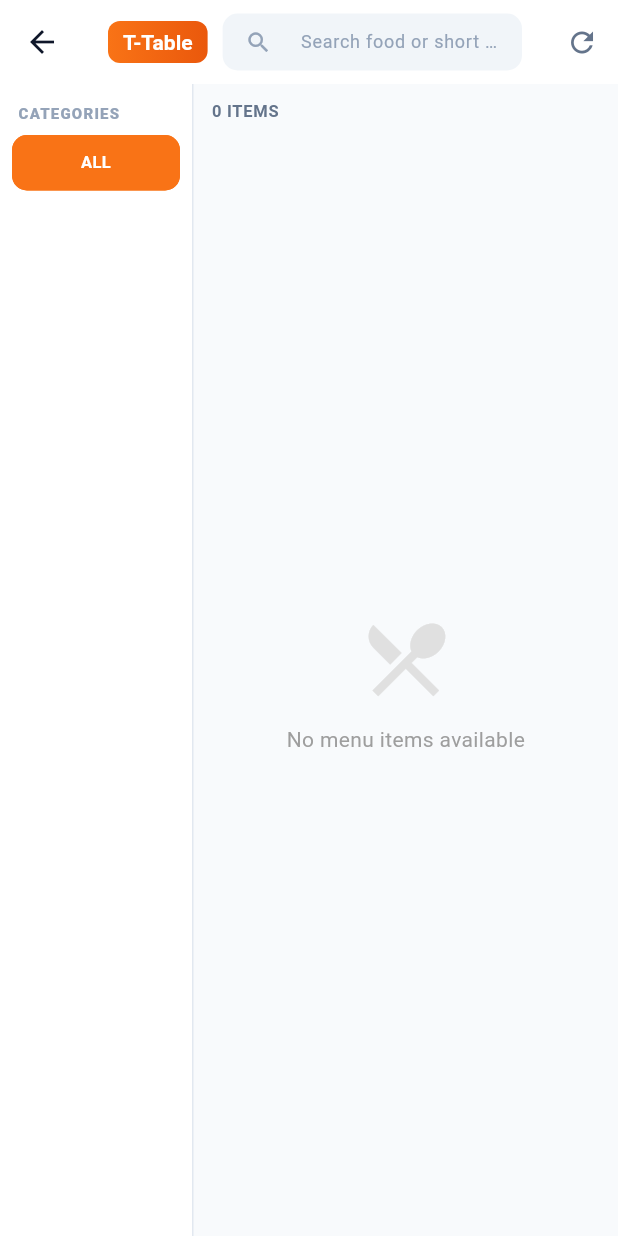
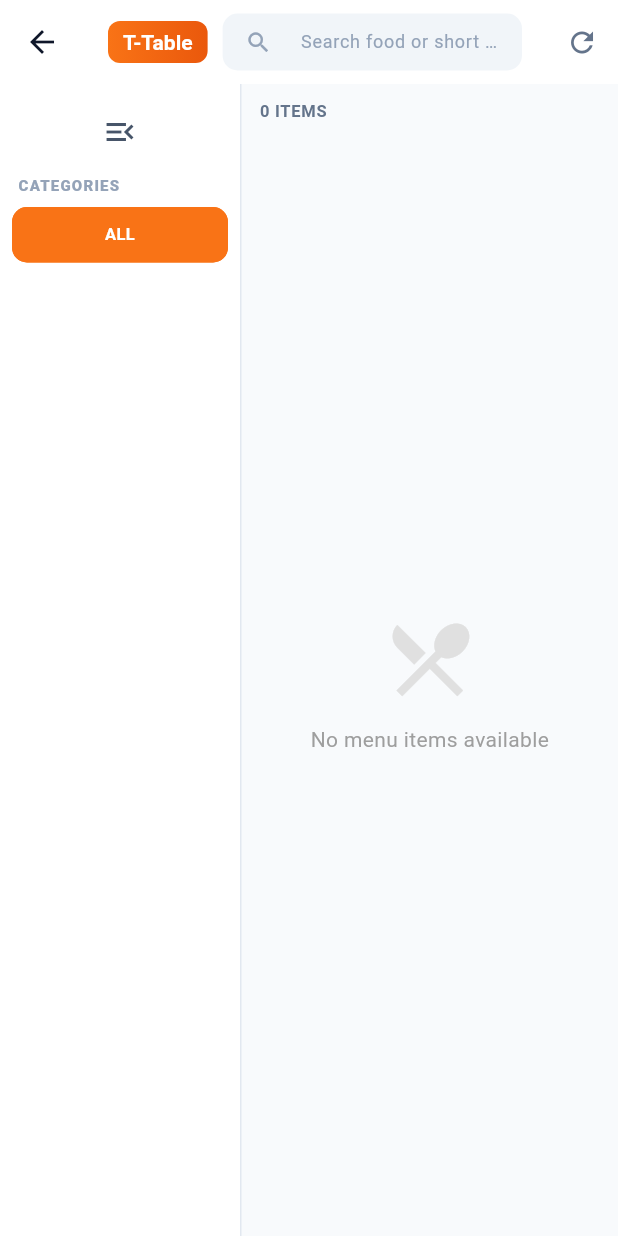
Before and after one commit to Gagan-k0/dininapk, a Flutter app: the FoodCategoriesScreen screen opened by its route, on a phone screen of 412 x 824 dp. Run offline on Flutter 3.47's test engine with Material 3 defaults, Android fonts, the phone set to English and light mode, and no system bars; our stand-ins replace permission_handler, shared_preferences; missing offline and left inert: esc_pos_utils, network_info_plus, print_bluetooth_thermal; accounts and stored records are empty.

Commit message:
feat(waiter): collapsible category rail, discard cart, menu cache
Widen and collapse the left category drawer, add admin-parity Discard via deletecart, and warm-cache dine-in menu/categories for faster table open with background refresh.

Co-authored-by: Cursor <cursoragent@cursor.com>

```diff
--- /dev/null
+++ b/lib/services/pos_ui_prefs.dart
@@ -0,0 +1,16 @@
+import 'package:shared_preferences/shared_preferences.dart';
+
+/// Device-local POS chrome prefs (sidebar collapse, etc.).
+class PosUiPrefs {
+  static const _railCollapsedKey = 'waiter_pos_category_rail_collapsed';
+
+  static Future<bool> loadRailCollapsed() async {
+    final prefs = await SharedPreferences.getInstance();
+    return prefs.getBool(_railCollapsedKey) ?? false;
+  }
+
+  static Future<void> saveRailCollapsed(bool collapsed) async {
+    final prefs = await SharedPreferences.getInstance();
+    await prefs.setBool(_railCollapsedKey, collapsed);
+  }
+}
--- a/lib/widgets/pos_category_rail.dart
+++ b/lib/widgets/pos_category_rail.dart
@@ -3,34 +3,60 @@ import 'package:flutter/material.dart';
 import '../models/menu_model.dart';
 
 /// Vertical category rail for dine-in POS (tablet-friendly).
-/// Selection logic matches admin: null id = ALL; otherwise category id.
+/// Collapsible hamburger-style drawer: expanded list or slim icon strip.
 class PosCategoryRail extends StatelessWidget {
   const PosCategoryRail({
     super.key,
     required this.categories,
     required this.selectedCategoryId,
     required this.onSelect,
-    this.width = 128,
+    required this.collapsed,
+    required this.onToggleCollapsed,
+    this.expandedWidth = 160,
+    this.collapsedWidth = 52,
   });
 
   final List<MenuCategory> categories;
   final String? selectedCategoryId;
   final ValueChanged<String?> onSelect;
-  final double width;
+  final bool collapsed;
+  final VoidCallback onToggleCollapsed;
+  final double expandedWidth;
+  final double collapsedWidth;
 
   @override
   Widget build(BuildContext context) {
     final itemCount = categories.length + 1; // ALL + categories
+    final width = collapsed ? collapsedWidth : expandedWidth;
 
     return Material(
       color: Colors.white,
-      child: SizedBox(
+      child: AnimatedContainer(
+        duration: const Duration(milliseconds: 220),
+        curve: Curves.easeOutCubic,
         width: width,
         child: Column(
           crossAxisAlignment: CrossAxisAlignment.stretch,
           children: [
+            Padding(
+              padding: EdgeInsets.fromLTRB(
+                collapsed ? 4 : 8,
+                8,
+                collapsed ? 4 : 8,
+                4,
+              ),
+              child: IconButton(
+                tooltip: collapsed ? 'Expand categories' : 'Collapse categories',
+                onPressed: onToggleCollapsed,
+                icon: Icon(
+                  collapsed ? Icons.menu : Icons.menu_open,
+                  color: const Color(0xFF475569),
+                ),
+              ),
+            ),
+            if (!collapsed)
               const Padding(
-              padding: EdgeInsets.fromLTRB(12, 12, 12, 8),
+                padding: EdgeInsets.fromLTRB(12, 0, 12, 8),
                 child: Text(
                   'CATEGORIES',
                   style: TextStyle(
@@ -46,12 +72,18 @@ class PosCategoryRail extends StatelessWidget {
                 physics: const BouncingScrollPhysics(
                   parent: AlwaysScrollableScrollPhysics(),
                 ),
-                padding: const EdgeInsets.fromLTRB(8, 0, 8, 12),
+                padding: EdgeInsets.fromLTRB(
+                  collapsed ? 6 : 8,
+                  0,
+                  collapsed ? 6 : 8,
+                  12,
+                ),
                 itemCount: itemCount,
                 itemBuilder: (context, index) {
                   if (index == 0) {
                     return _CategoryRailTile(
                       label: 'ALL',
+                      collapsed: collapsed,
                       selected: selectedCategoryId == null,
                       onTap: () => onSelect(null),
                     );
@@ -59,6 +91,7 @@ class PosCategoryRail extends StatelessWidget {
                   final cat = categories[index - 1];
                   return _CategoryRailTile(
                     label: cat.categoryName,
+                    collapsed: collapsed,
                     selected: selectedCategoryId == cat.id,
                     onTap: () => onSelect(cat.id),
                   );
@@ -77,14 +110,19 @@ class _CategoryRailTile extends StatelessWidget {
     required this.label,
     required this.selected,
     required this.onTap,
+    required this.collapsed,
   });
 
   final String label;
   final bool selected;
+  final bool collapsed;
   final VoidCallback onTap;
 
   @override
   Widget build(BuildContext context) {
+    final trimmed = label.trim();
+    final initial = trimmed.isEmpty ? '?' : trimmed[0].toUpperCase();
+
     return Padding(
       padding: const EdgeInsets.only(bottom: 6),
       child: Material(
@@ -97,7 +135,10 @@ class _CategoryRailTile extends StatelessWidget {
             duration: const Duration(milliseconds: 160),
             curve: Curves.easeOut,
             width: double.infinity,
-            padding: const EdgeInsets.symmetric(horizontal: 10, vertical: 11),
+            padding: EdgeInsets.symmetric(
+              horizontal: collapsed ? 0 : 10,
+              vertical: collapsed ? 12 : 11,
+            ),
             decoration: BoxDecoration(
               borderRadius: BorderRadius.circular(10),
               border: Border.all(
@@ -106,7 +147,20 @@ class _CategoryRailTile extends StatelessWidget {
                     : const Color(0xFFE2E8F0),
               ),
             ),
+            child: collapsed
+                ? Center(
                     child: Text(
+                      initial,
+                      style: TextStyle(
+                        fontSize: 13,
+                        fontWeight: FontWeight.w800,
+                        color: selected
+                            ? Colors.white
+                            : const Color(0xFF334155),
+                      ),
+                    ),
+                  )
+                : Text(
                     label.toUpperCase(),
                     maxLines: 2,
                     overflow: TextOverflow.ellipsis,
@@ -116,7 +170,9 @@ class _CategoryRailTile extends StatelessWidget {
                       fontWeight: FontWeight.w700,
                       height: 1.2,
                       letterSpacing: 0.2,
-                color: selected ? Colors.white : const Color(0xFF334155),
+                      color: selected
+                          ? Colors.white
+                          : const Color(0xFF334155),
                     ),
                   ),
           ),
```
Also changed, not shown: lib/providers/pos_provider.dart (+71 -8 lines), lib/services/api_service.dart (+28 -2 lines), lib/services/menu_cache_service.dart (added, +80 -0 lines), lib/views/pos/food_categories_screen.dart (+123 -19 lines), 1 other file. Lines whose indentation alone changed are shown as unchanged.
